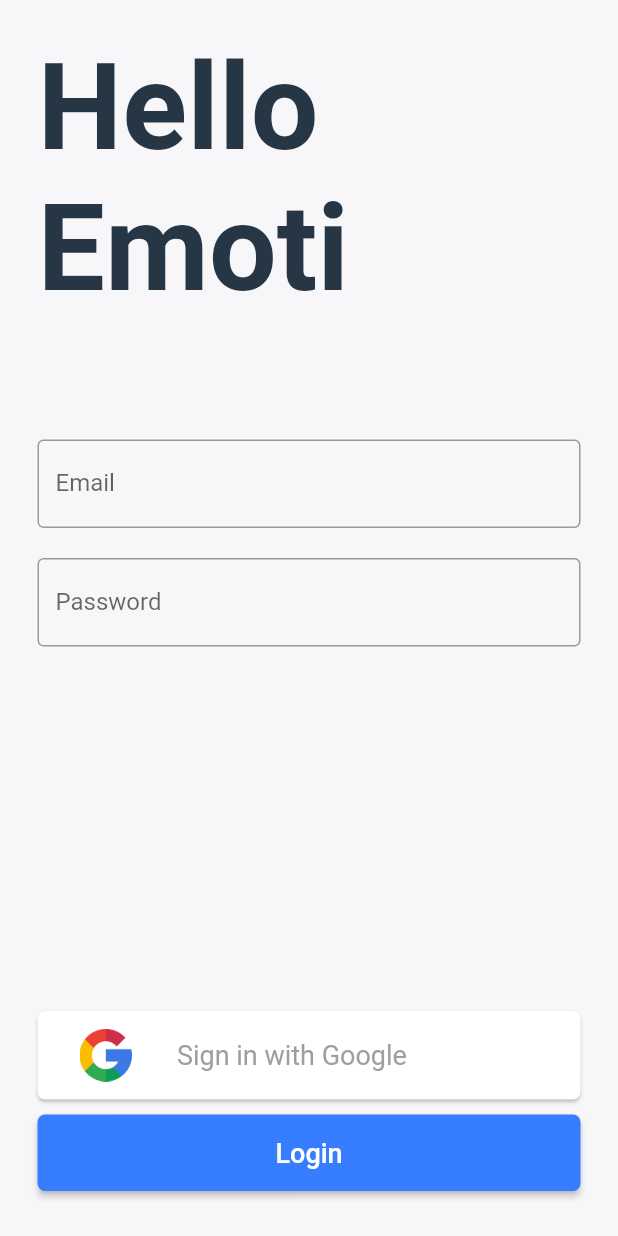
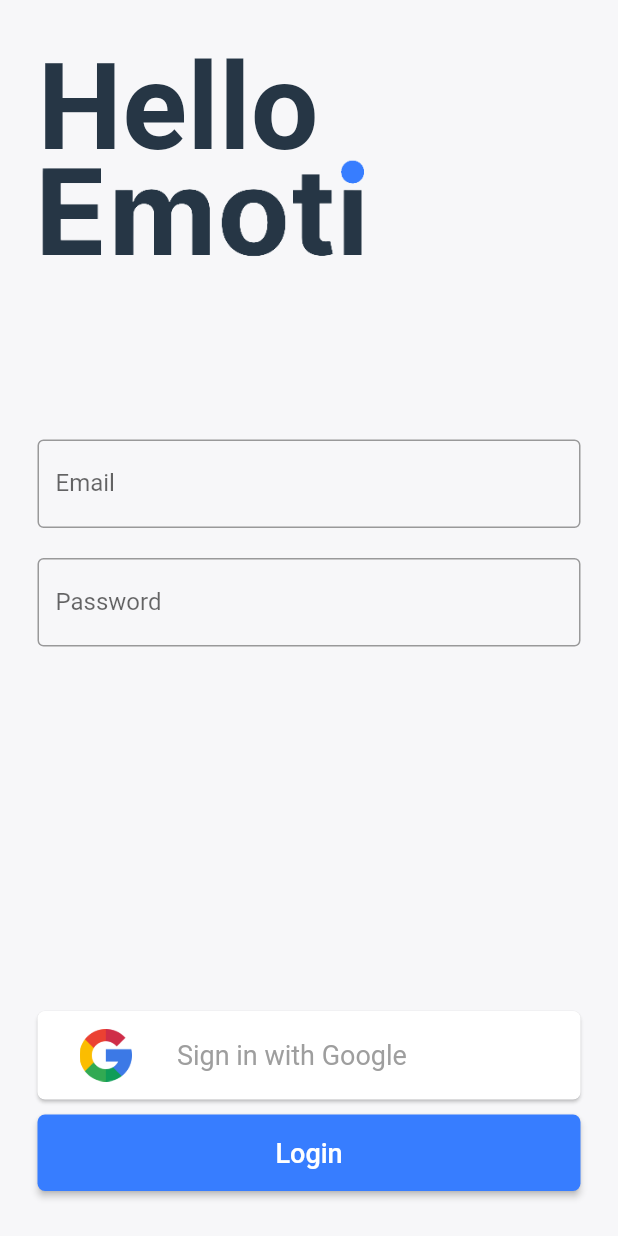
Before and after one commit to kumaskano1-edu/EmotiMessenger, a Flutter app: the screen it shows after launch, on a phone screen of 412 x 824 dp. Run offline on Flutter 3.47's test engine with Material 2 defaults, Android fonts, the phone set to English and light mode, and no system bars.

Commit message:
the login page is fully functionall

```diff
--- a/lib/screens/auth/Authentication.dart
+++ b/lib/screens/auth/Authentication.dart
@@ -5,6 +5,7 @@ import 'package:messenger/screens/auth/IntroScreen.dart';
 /*checking the authenticated users
 * redirecting between screens */
 Widget TitleLarge(String text) => Container(
+  height: 80,
       width: 220,
       child: Text(
         text ?? "Unknown Text",
@@ -12,7 +13,13 @@ Widget TitleLarge(String text) => Container(
             fontSize: 80.0, fontWeight: FontWeight.bold, color: Black),
       ),
     );
-
+Widget ImageLogo(logo) => Container(
+  width: 220,
+  child: Image(
+    height: 70,
+    image: AssetImage("assets/images/LogoMain.png")
+  )
+);
 Widget InputForms(String placholder, String label) => Container(
       padding: EdgeInsets.symmetric(vertical: 10),
       child: TextField(
@@ -104,7 +111,7 @@ class _AuthenticationState extends State<Authentication> {
                           Column(
                             children: <Widget>[
                               TitleLarge("Hello"),
-                              TitleLarge("Emoti"),
+                              ImageLogo(null),
                             ],
                           ),
                         ],
```
Also changed, not shown: assets/images/Logo.png, assets/images/LogoMain.png (added).
